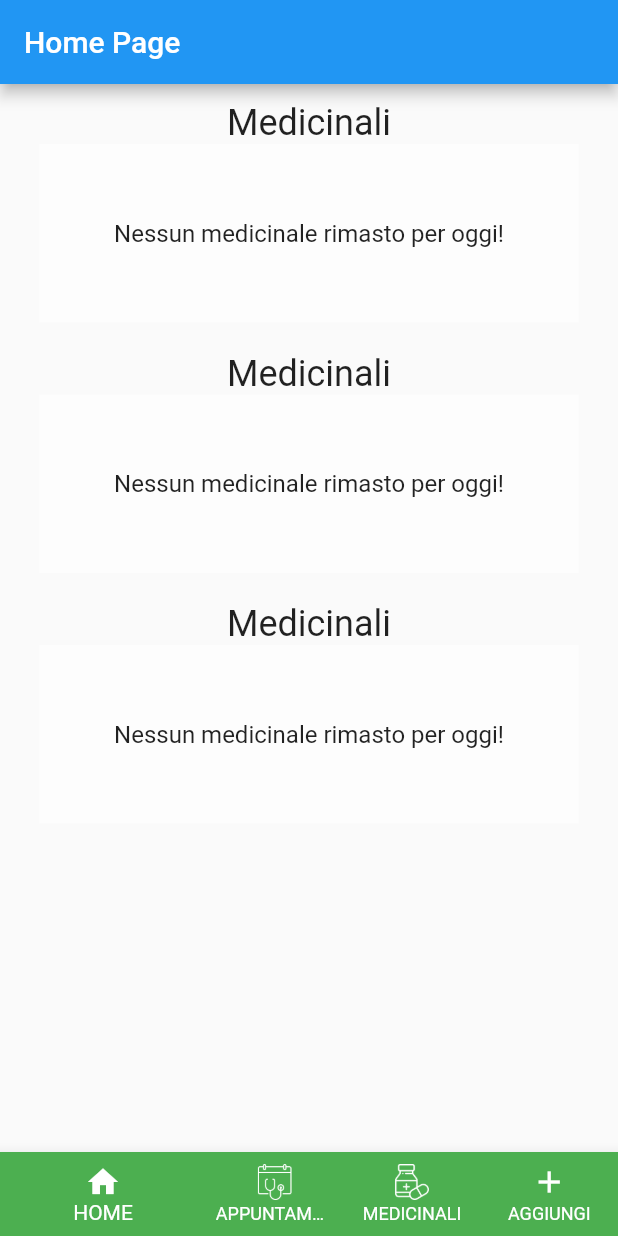
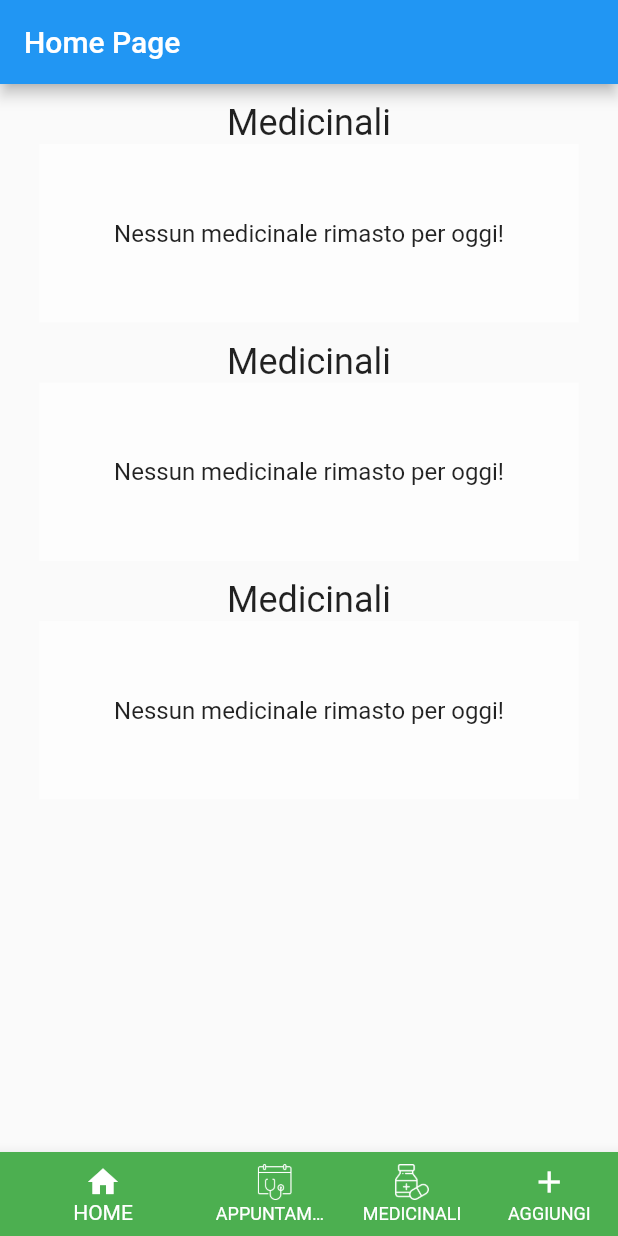
Before and after one commit to emanuelena49/ippocrate, a Flutter app: the screen it shows after launch, on a phone screen of 412 x 824 dp. Run offline on Flutter 3.47's test engine with Material 2 defaults, Android fonts, the phone set to English and light mode, and no system bars; our stand-ins replace badges, card_swiper, date_time_picker, flutter_slidable, flutter_typeahead, sqflite; accounts and stored records are empty.

Commit message:
other adjs

```diff
--- a/lib/screens/home_screen.dart
+++ b/lib/screens/home_screen.dart
@@ -38,7 +38,8 @@ class _HomeScreenBody extends StatelessWidget {
 
         // today's medicine intakes carusel
         Container(
-            child: ChangeNotifierProvider.value(
+          margin: EdgeInsets.all(0),
+          child: ChangeNotifierProvider.value(
               value: medicineIntakesModel,
               child: Consumer<MedicineIntakesModel>(
                 builder: (context, medIntakeModel, child) {
@@ -85,10 +86,11 @@ class _HomeScreenBody extends StatelessWidget {
                 },
               ),
             ),
-          ),
+        ),
 
         // today's medicine intakes carusel
         Container(
+          margin: EdgeInsets.all(0),
           child: ChangeNotifierProvider.value(
             value: medicineIntakesModel,
             child: Consumer<MedicineIntakesModel>(
@@ -96,7 +98,7 @@ class _HomeScreenBody extends StatelessWidget {
                 return Column(
                   children: [
                     Padding(
-                      padding: const EdgeInsets.only(top: 20),
+                      padding: const EdgeInsets.only(top: 12),
                       child: Text(
                         "Medicinali",
                         style: Theme.of(context).textTheme.headline5,
@@ -140,6 +142,7 @@ class _HomeScreenBody extends StatelessWidget {
 
         // today's medicine intakes carusel
         Container(
+          margin: EdgeInsets.all(0),
           child: ChangeNotifierProvider.value(
             value: medicineIntakesModel,
             child: Consumer<MedicineIntakesModel>(
@@ -147,7 +150,7 @@ class _HomeScreenBody extends StatelessWidget {
                 return Column(
                   children: [
                     Padding(
-                      padding: const EdgeInsets.only(top: 20),
+                      padding: const EdgeInsets.only(top: 12),
                       child: Text(
                         "Medicinali",
                         style: Theme.of(context).textTheme.headline5,
```
Also changed, not shown: lib/components/swiper/medicine_swiper_card.dart (+5 -11 lines), lib/components/swiper/swipe_carusel.dart (+30 -3 lines).
